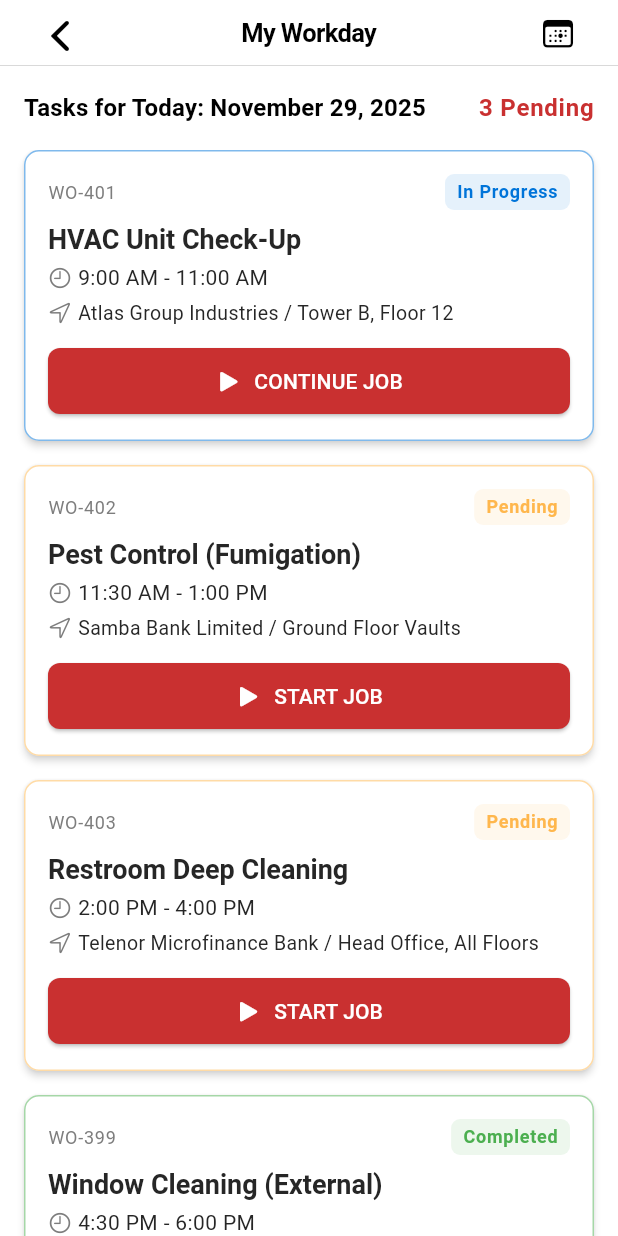
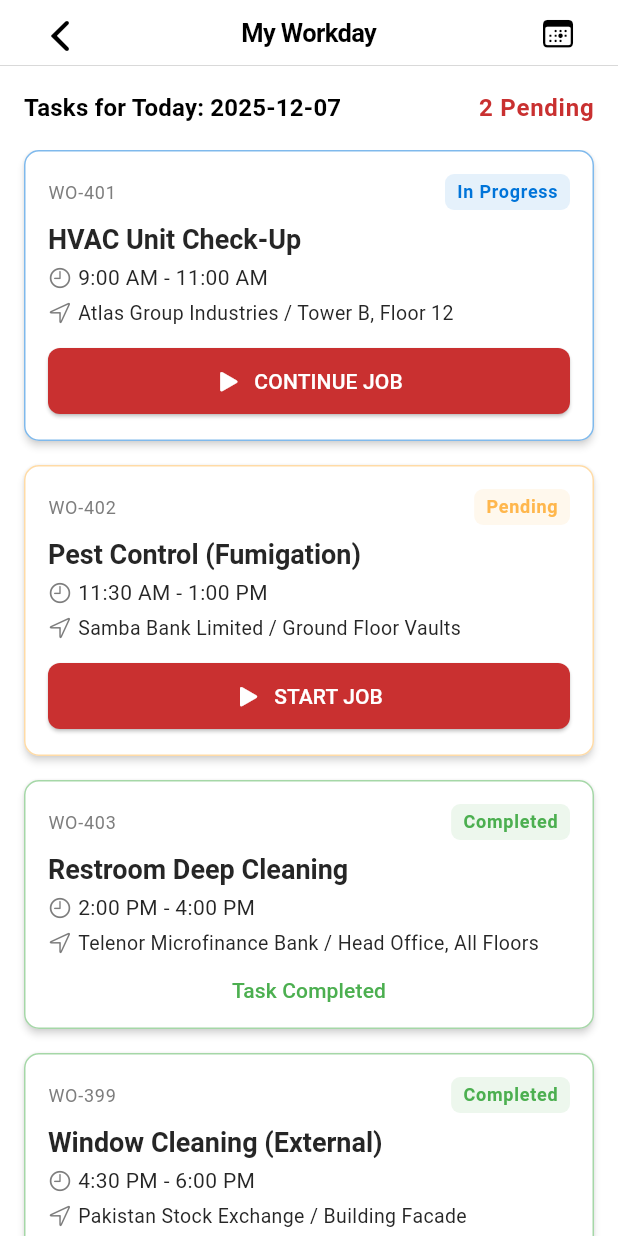
Before and after one commit to SAMIULLAH-KALHORO-DEV/login_app_2025, a Flutter app: the EmployeeDashboard screen opened directly, after a tap on "Assigned Jobs", on a phone screen of 412 x 824 dp. Run offline on Flutter 3.47's test engine with Material 3 defaults, Android fonts, the phone set to English and light mode, and no system bars; our stand-ins replace calendar_date_picker2, cloud_firestore, firebase_auth, firebase_core, flutter_riverpod, fluttertoast and 1 more; accounts and stored records are empty; network calls fail.

Commit message:
update to sync with todays progress and urgent pending in employee dashboard

```diff
--- a/lib/main.dart
+++ b/lib/main.dart
@@ -2,6 +2,7 @@ import 'package:flutter/material.dart';
 import 'package:firebase_core/firebase_core.dart';
 import 'package:flutter_riverpod/flutter_riverpod.dart'; // <-- Import Riverpod
 import 'package:login_app_2025/constants/app_colors.dart';
+import 'package:login_app_2025/firebaseServices/splash_services.dart';
 import 'package:login_app_2025/ui/auth/login_screen.dart';
 import 'package:login_app_2025/ui/dashboard_screens/admin_dashboard/widgets/admin_dashboard_state.dart';
 import 'package:login_app_2025/ui/dashboard_screens/employee_dashboard/widgets/employee_dashboard_state.dart';
@@ -25,9 +26,10 @@ class MyApp extends StatelessWidget {
   @override
   Widget build(BuildContext context) {
     return MaterialApp(
+      home: const AuthWrapper(),
       initialRoute: '/',
       routes: {
-        '/': (context) => const LoginScreen(),
+        // '/': (context) => const LoginScreen(),
         '/adminHome': (context) => const AdminDashboardState(),
         '/employeeHome': (context) => const EmployeeDashboardState(),
       },
--- a/lib/ui/dashboard_screens/employee_dashboard/quick_access_panel/assigned_jobs/assigned_jobs.dart
+++ b/lib/ui/dashboard_screens/employee_dashboard/quick_access_panel/assigned_jobs/assigned_jobs.dart
@@ -9,6 +9,7 @@ import 'package:login_app_2025/constants/app_colors.dart';
 
 class AssignedJobs extends StatelessWidget {
   AssignedJobs({super.key});
+
 
   final List<Map<String, dynamic>> dailyTasks = [
     {
@@ -35,8 +36,8 @@ class AssignedJobs extends StatelessWidget {
       'client': 'Telenor Microfinance Bank',
       'location': 'Head Office, All Floors',
       'time': '2:00 PM - 4:00 PM',
-      'status': 'Pending',
-      'color': AppColors.dataViz3, // Amber
+      'status': 'Completed',
+      'color': AppColors.dataViz4, // Amber
     },
     {
       'id': 'WO-399',
@@ -48,6 +49,8 @@ class AssignedJobs extends StatelessWidget {
       'color': AppColors.dataViz4, // Green
     },
   ];
+
+  final dateTime = DateTime.now().toString();
 
   @override
   Widget build(BuildContext context) {
@@ -79,7 +82,7 @@ class AssignedJobs extends StatelessWidget {
               children: [
                 Text(
                   // --- RENAMED: 'Tasks for Today' instead of 'Daily Roster' ---
-                  'Tasks for Today: November 29, 2025',
+                  'Tasks for Today: ${dateTime.split(' ')[0]}',
                   style: Theme.of(context).textTheme.titleMedium!.copyWith(fontWeight: FontWeight.bold),
                 ),
                 Text(
--- a/lib/ui/dashboard_screens/employee_dashboard/widgets/card_section.dart
+++ b/lib/ui/dashboard_screens/employee_dashboard/widgets/card_section.dart
@@ -1,5 +1,6 @@
 import 'package:flutter/material.dart';
 import 'package:login_app_2025/constants/app_colors.dart';
+import 'package:login_app_2025/ui/dashboard_screens/employee_dashboard/quick_access_panel/assigned_jobs/assigned_jobs.dart';
 import 'package:login_app_2025/ui/dashboard_screens/employee_dashboard/quick_access_panel/services/fumigation_serivces/fumigation_form.dart';
 
 /// Reusable Priority Card Row widget for dashboard sections
@@ -110,10 +111,25 @@ class _ProgressCard extends StatelessWidget {
 
   @override
   Widget build(BuildContext context) {
-    const double completionRate = 6 / 8;
-    const int completed = 6;
-    const int total = 8;
+    // const double completionRate = 0.75;
+    // const int completed = 6;
 
+    // const int total = 8;
+    // final pending = AssignedJobs().dailyTasks.where((t) => t['status'] != 'Completed').length;
+    // final total = AssignedJobs().dailyTasks.length.toString();
+    // final completed = AssignedJobs().dailyTasks.where((t) => t['status'] == 'Completed').length;
+    // final completionRate = total == 0 ? 0.0 : total / completed; // always accurate
+
+    //
+
+    final total = AssignedJobs().dailyTasks.length;
+    final completed = AssignedJobs().dailyTasks.where((t) => t['status'] == 'Completed').length;
+
+    final pending = total - completed;
+
+    final completionRate = total == 0 ? 0.0 : completed / total; // always accurate
+
+    //
     return Card(
       child: Padding(
         padding: const EdgeInsets.all(10.0),
@@ -147,7 +163,7 @@ class _ProgressCard extends StatelessWidget {
             ),
             const SizedBox(height: 10),
             Text(
-              '$completed / $total Jobs',
+              '$pending / $total Jobs',
               style: Theme.of(context).textTheme.bodyMedium!.copyWith(fontWeight: FontWeight.bold),
             ),
           ],
@@ -162,7 +178,8 @@ class _AlertsCard extends StatelessWidget {
 
   @override
   Widget build(BuildContext context) {
-    const alertCount = 2;
+    // const alertCount = 2;
+    final pending = AssignedJobs().dailyTasks.where((t) => t['status'] != 'Completed').length;
 
     return Card(
       // color: AppColors.primaryInteraction.withOpacity(0.1),
@@ -183,7 +200,7 @@ class _AlertsCard extends StatelessWidget {
             Icon(Icons.warning_amber_rounded, size: 40, color: AppColors.primaryInteraction),
             const SizedBox(height: 10),
             Text(
-              '$alertCount Pending',
+              '$pending Pending',
               style: Theme.of(
                 context,
               ).textTheme.titleLarge!.copyWith(color: AppColors.primaryInteraction, fontSize: 18),
```
Also changed, not shown: lib/firebaseServices/splash_services.dart (+24 -75 lines).
